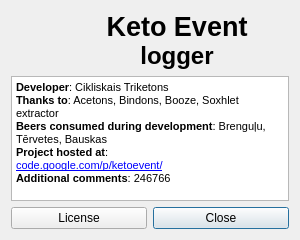
First picture: the form in gui_about.ui, repository FrankMamuda/ketoevent, before the edit.
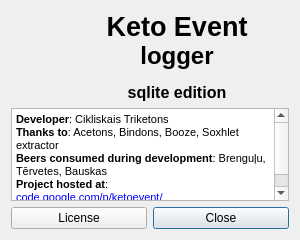
Second picture: the form after the edit. Icons and pictures are not drawn.

Commit message: update for the upcoming event

The edit to the form file:
```diff
--- a/gui_about.ui
+++ b/gui_about.ui
@@ -45,9 +45,11 @@
         <string>&lt;!DOCTYPE HTML PUBLIC &quot;-//W3C//DTD HTML 4.0//EN&quot; &quot;http://www.w3.org/TR/REC-html40/strict.dtd&quot;&gt;
 &lt;html&gt;&lt;head&gt;&lt;meta name=&quot;qrichtext&quot; content=&quot;1&quot; /&gt;&lt;style type=&quot;text/css&quot;&gt;
 p, li { white-space: pre-wrap; }
-&lt;/style&gt;&lt;/head&gt;&lt;body style=&quot; font-family:'MS Shell Dlg 2'; font-size:16pt; font-weight:600; font-style:normal;&quot;&gt;
-&lt;p align=&quot;center&quot; style=&quot; margin-top:0px; margin-bottom:0px; margin-left:0px; margin-right:0px; -qt-block-indent:0; text-indent:0px;&quot;&gt;&lt;span style=&quot; font-size:20pt;&quot;&gt;Keto Event&lt;/span&gt;&lt;/p&gt;
-&lt;p align=&quot;center&quot; style=&quot; margin-top:0px; margin-bottom:0px; margin-left:0px; margin-right:0px; -qt-block-indent:0; text-indent:0px;&quot;&gt;&lt;span style=&quot; font-size:18pt;&quot;&gt;logger&lt;/span&gt;&lt;/p&gt;&lt;/body&gt;&lt;/html&gt;</string>
+&lt;/style&gt;&lt;/head&gt;&lt;body style=&quot; font-family:'DejaVu Sans'; font-size:16pt; font-weight:600; font-style:normal;&quot;&gt;
+&lt;p align=&quot;center&quot; style=&quot; margin-top:0px; margin-bottom:0px; margin-left:0px; margin-right:0px; -qt-block-indent:0; text-indent:0px;&quot;&gt;&lt;span style=&quot; font-family:'MS Shell Dlg 2'; font-size:20pt;&quot;&gt;Keto Event&lt;/span&gt;&lt;/p&gt;
+&lt;p align=&quot;center&quot; style=&quot; margin-top:0px; margin-bottom:0px; margin-left:0px; margin-right:0px; -qt-block-indent:0; text-indent:0px;&quot;&gt;&lt;span style=&quot; font-family:'MS Shell Dlg 2'; font-size:18pt;&quot;&gt;logger&lt;/span&gt;&lt;/p&gt;
+&lt;p align=&quot;center&quot; style=&quot;-qt-paragraph-type:empty; margin-top:0px; margin-bottom:0px; margin-left:0px; margin-right:0px; -qt-block-indent:0; text-indent:0px; font-family:'MS Shell Dlg 2'; font-size:8pt;&quot;&gt;&lt;br /&gt;&lt;/p&gt;
+&lt;p align=&quot;center&quot; style=&quot; margin-top:0px; margin-bottom:0px; margin-left:0px; margin-right:0px; -qt-block-indent:0; text-indent:0px;&quot;&gt;&lt;span style=&quot; font-family:'MS Shell Dlg 2'; font-size:12pt;&quot;&gt;sqlite edition&lt;/span&gt;&lt;/p&gt;&lt;/body&gt;&lt;/html&gt;</string>
        </property>
        <property name="alignment">
         <set>Qt::AlignCenter</set>
@@ -99,13 +101,13 @@
       <string>&lt;!DOCTYPE HTML PUBLIC &quot;-//W3C//DTD HTML 4.0//EN&quot; &quot;http://www.w3.org/TR/REC-html40/strict.dtd&quot;&gt;
 &lt;html&gt;&lt;head&gt;&lt;meta name=&quot;qrichtext&quot; content=&quot;1&quot; /&gt;&lt;style type=&quot;text/css&quot;&gt;
 p, li { white-space: pre-wrap; }
-&lt;/style&gt;&lt;/head&gt;&lt;body style=&quot; font-family:'MS Shell Dlg 2'; font-size:8.25pt; font-weight:400; font-style:normal;&quot;&gt;
-&lt;p style=&quot; margin-top:0px; margin-bottom:0px; margin-left:0px; margin-right:0px; -qt-block-indent:0; text-indent:0px;&quot;&gt;&lt;span style=&quot; font-size:8pt; font-weight:600;&quot;&gt;Developer&lt;/span&gt;&lt;span style=&quot; font-size:8pt;&quot;&gt;: Cikliskais Triketons&lt;/span&gt;&lt;/p&gt;
-&lt;p style=&quot; margin-top:0px; margin-bottom:0px; margin-left:0px; margin-right:0px; -qt-block-indent:0; text-indent:0px;&quot;&gt;&lt;span style=&quot; font-size:8pt; font-weight:600;&quot;&gt;Thanks to&lt;/span&gt;&lt;span style=&quot; font-size:8pt;&quot;&gt;: Acetons, Bindons, Booze, Soxhlet extractor&lt;/span&gt;&lt;/p&gt;
-&lt;p style=&quot; margin-top:0px; margin-bottom:0px; margin-left:0px; margin-right:0px; -qt-block-indent:0; text-indent:0px;&quot;&gt;&lt;span style=&quot; font-size:8pt; font-weight:600;&quot;&gt;Beers consumed during development&lt;/span&gt;&lt;span style=&quot; font-size:8pt;&quot;&gt;: Brenguļu, Tērvetes, Bauskas&lt;/span&gt;&lt;/p&gt;
-&lt;p style=&quot; margin-top:0px; margin-bottom:0px; margin-left:0px; margin-right:0px; -qt-block-indent:0; text-indent:0px;&quot;&gt;&lt;span style=&quot; font-size:8pt; font-weight:600;&quot;&gt;Project hosted at&lt;/span&gt;&lt;span style=&quot; font-size:8pt;&quot;&gt;:&lt;/span&gt;&lt;/p&gt;
-&lt;p style=&quot; margin-top:0px; margin-bottom:0px; margin-left:0px; margin-right:0px; -qt-block-indent:0; text-indent:0px;&quot;&gt;&lt;a href=&quot;http://code.google.com/p/ketoevent/&quot;&gt;&lt;span style=&quot; font-size:8pt; text-decoration: underline; color:#0000ff;&quot;&gt;code.google.com/p/ketoevent/&lt;/span&gt;&lt;/a&gt;&lt;/p&gt;
-&lt;p style=&quot; margin-top:0px; margin-bottom:0px; margin-left:0px; margin-right:0px; -qt-block-indent:0; text-indent:0px;&quot;&gt;&lt;span style=&quot; font-size:8pt; font-weight:600;&quot;&gt;Additional comments&lt;/span&gt;&lt;span style=&quot; font-size:8pt;&quot;&gt;: 246766&lt;/span&gt;&lt;/p&gt;&lt;/body&gt;&lt;/html&gt;</string>
+&lt;/style&gt;&lt;/head&gt;&lt;body style=&quot; font-family:'DejaVu Sans'; font-size:9pt; font-weight:400; font-style:normal;&quot;&gt;
+&lt;p style=&quot; margin-top:0px; margin-bottom:0px; margin-left:0px; margin-right:0px; -qt-block-indent:0; text-indent:0px;&quot;&gt;&lt;span style=&quot; font-family:'MS Shell Dlg 2'; font-size:8pt; font-weight:600;&quot;&gt;Developer&lt;/span&gt;&lt;span style=&quot; font-family:'MS Shell Dlg 2'; font-size:8pt;&quot;&gt;: Cikliskais Triketons&lt;/span&gt;&lt;/p&gt;
+&lt;p style=&quot; margin-top:0px; margin-bottom:0px; margin-left:0px; margin-right:0px; -qt-block-indent:0; text-indent:0px;&quot;&gt;&lt;span style=&quot; font-family:'MS Shell Dlg 2'; font-size:8pt; font-weight:600;&quot;&gt;Thanks to&lt;/span&gt;&lt;span style=&quot; font-family:'MS Shell Dlg 2'; font-size:8pt;&quot;&gt;: Acetons, Bindons, Booze, Soxhlet extractor&lt;/span&gt;&lt;/p&gt;
+&lt;p style=&quot; margin-top:0px; margin-bottom:0px; margin-left:0px; margin-right:0px; -qt-block-indent:0; text-indent:0px;&quot;&gt;&lt;span style=&quot; font-family:'MS Shell Dlg 2'; font-size:8pt; font-weight:600;&quot;&gt;Beers consumed during development&lt;/span&gt;&lt;span style=&quot; font-family:'MS Shell Dlg 2'; font-size:8pt;&quot;&gt;: Brenguļu, Tērvetes, Bauskas&lt;/span&gt;&lt;/p&gt;
+&lt;p style=&quot; margin-top:0px; margin-bottom:0px; margin-left:0px; margin-right:0px; -qt-block-indent:0; text-indent:0px;&quot;&gt;&lt;span style=&quot; font-family:'MS Shell Dlg 2'; font-size:8pt; font-weight:600;&quot;&gt;Project hosted at&lt;/span&gt;&lt;span style=&quot; font-family:'MS Shell Dlg 2'; font-size:8pt;&quot;&gt;:&lt;/span&gt;&lt;/p&gt;
+&lt;p style=&quot; margin-top:0px; margin-bottom:0px; margin-left:0px; margin-right:0px; -qt-block-indent:0; text-indent:0px;&quot;&gt;&lt;a href=&quot;http://code.google.com/p/ketoevent/&quot;&gt;&lt;span style=&quot; font-family:'MS Shell Dlg 2'; font-size:8pt; text-decoration: underline; color:#0000ff;&quot;&gt;code.google.com/p/ketoevent/&lt;/span&gt;&lt;/a&gt;&lt;/p&gt;
+&lt;p style=&quot; margin-top:0px; margin-bottom:0px; margin-left:0px; margin-right:0px; -qt-block-indent:0; text-indent:0px;&quot;&gt;&lt;span style=&quot; font-family:'MS Shell Dlg 2'; font-size:8pt; font-weight:600;&quot;&gt;Additional comments&lt;/span&gt;&lt;span style=&quot; font-family:'MS Shell Dlg 2'; font-size:8pt;&quot;&gt;: 246766&lt;/span&gt;&lt;/p&gt;&lt;/body&gt;&lt;/html&gt;</string>
      </property>
     </widget>
    </item>
```
Left out of the diff: 10 changed lines with no effect on the pictures. The commit also changes 89 other files.
